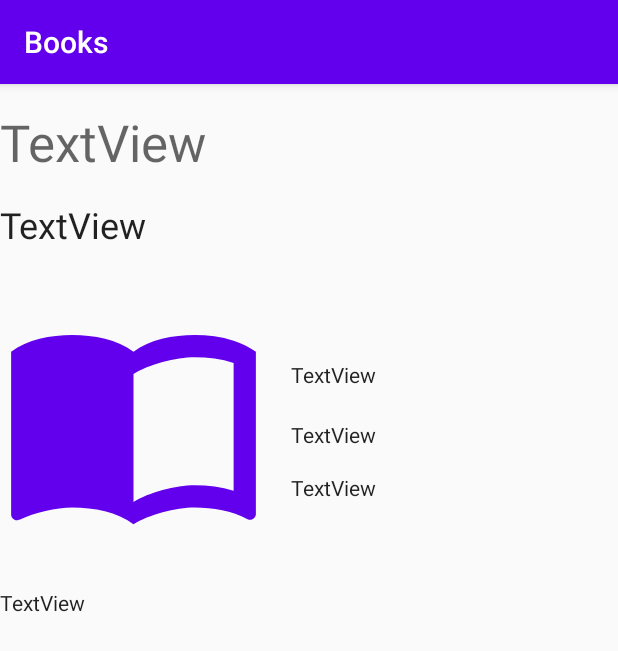
After one commit to davadeola/AndroidBooks, an Android app: the BookDetail screen opened directly, with no data from a screen before it, on a phone screen of 412 x 824 dp. The commit adds this screen. Shown: the top 651 px of the screen. Run offline under Robolectric (Android 15) with nearby library versions, the phone set to English and light mode, and no system bars.

Commit message:
Added Parceable class to allow transfer of objects

```diff
--- a/app/src/main/AndroidManifest.xml
+++ b/app/src/main/AndroidManifest.xml
@@ -2,7 +2,7 @@
 <manifest xmlns:android="http://schemas.android.com/apk/res/android"
     package="com.example.books">
 
-    <uses-permission android:name="android.permission.INTERNET"/>
+    <uses-permission android:name="android.permission.INTERNET" />
 
     <application
         android:allowBackup="true"
@@ -11,6 +11,7 @@
         android:roundIcon="@mipmap/ic_launcher_round"
         android:supportsRtl="true"
         android:theme="@style/AppTheme">
+        <activity android:name=".BookDetail"></activity>
         <activity android:name=".MainActivity">
             <intent-filter>
                 <action android:name="android.intent.action.MAIN" />
--- a/app/src/main/java/com/example/books/Book.java
+++ b/app/src/main/java/com/example/books/Book.java
@@ -1,6 +1,9 @@
 package com.example.books;
 
-public class Book {
+import android.os.Parcel;
+import android.os.Parcelable;
+
+public class Book implements Parcelable {
     public String id;
     public String title;
     public String subTitle;
@@ -16,6 +19,28 @@ public class Book {
         this.publisher = publisher;
         this.publishedDate = publishedDate;
     }
+
+    //parceable implementation
+    protected Book(Parcel in) {
+        id = in.readString();
+        title = in.readString();
+        subTitle = in.readString();
+        authors = in.createStringArray();
+        publisher = in.readString();
+        publishedDate = in.readString();
+    }
+
+    public static final Creator<Book> CREATOR = new Creator<Book>() {
+        @Override
+        public Book createFromParcel(Parcel in) {
+            return new Book(in);
+        }
+
+        @Override
+        public Book[] newArray(int size) {
+            return new Book[size];
+        }
+    };
 
     public String getId() {
         return id;
@@ -42,4 +67,18 @@ public class Book {
     }
 
 
+    @Override
+    public int describeContents() {
+        return 0;
+    }
+
+    @Override
+    public void writeToParcel(Parcel dest, int flags) {
+        dest.writeString(id);
+        dest.writeString(title);
+        dest.writeString(subTitle);
+        dest.writeStringArray(authors);
+        dest.writeString(publisher);
+        dest.writeString(publishedDate);
+    }
 }
--- /dev/null
+++ b/app/src/main/java/com/example/books/BookDetail.java
@@ -0,0 +1,17 @@
+package com.example.books;
+
+import androidx.appcompat.app.AppCompatActivity;
+
+import android.os.Bundle;
+
+public class BookDetail extends AppCompatActivity {
+
+    @Override
+    protected void onCreate(Bundle savedInstanceState) {
+        super.onCreate(savedInstanceState);
+        setContentView(R.layout.activity_book_detail);
+
+        Book book = getIntent().getParcelableExtra("Book");
+
+    }
+}
--- a/app/src/main/java/com/example/books/BooksAdapter.java
+++ b/app/src/main/java/com/example/books/BooksAdapter.java
@@ -1,6 +1,7 @@
 package com.example.books;
 
 import android.content.Context;
+import android.content.Intent;
 import android.view.LayoutInflater;
 import android.view.View;
 import android.view.ViewGroup;
@@ -41,7 +42,7 @@ public class BooksAdapter extends RecyclerView.Adapter<BooksAdapter.BookViewHold
         return books.size();
     }
 
-    public class BookViewHolder extends RecyclerView.ViewHolder{
+    public class BookViewHolder extends RecyclerView.ViewHolder implements View.OnClickListener{
         TextView tvTitle;TextView tvAuthors;TextView tvDate;TextView tvPublisher;
 
         public BookViewHolder(@NonNull View itemView) {
@@ -51,6 +52,8 @@ public class BooksAdapter extends RecyclerView.Adapter<BooksAdapter.BookViewHold
             tvAuthors = itemView.findViewById(R.id.tvAuthors);
             tvDate = itemView.findViewById(R.id.tvPublishDate);
             tvPublisher = itemView.findViewById(R.id.tvPublisher);
+
+            itemView.setOnClickListener(this);
         }
 
         public void bind(Book book){
@@ -71,5 +74,16 @@ public class BooksAdapter extends RecyclerView.Adapter<BooksAdapter.BookViewHold
         }
 
 
+        @Override
+        public void onClick(View v) {
+            int position = getAdapterPosition();
+
+            Book selectedBook = books.get(position);
+
+            Intent intent = new Intent(v.getContext(), BookDetail.class);
+            intent.putExtra("Book", selectedBook);
+
+            v.getContext().startActivity(intent);
+        }
     }
 }
--- a/app/src/main/java/com/example/books/MainActivity.java
+++ b/app/src/main/java/com/example/books/MainActivity.java
@@ -98,7 +98,7 @@ public class MainActivity extends AppCompatActivity implements SearchView.OnQuer
 //            }else{
 //
 //            }
-
+//
             ArrayList<Book> books = ApiUtil.getBooksFromJson(result);
            BooksAdapter adapter = new BooksAdapter(books);
            rvBooks.setAdapter(adapter);
--- /dev/null
+++ b/app/src/main/res/layout/activity_book_detail.xml
@@ -0,0 +1,85 @@
+<?xml version="1.0" encoding="utf-8"?>
+<androidx.constraintlayout.widget.ConstraintLayout xmlns:android="http://schemas.android.com/apk/res/android"
+    xmlns:app="http://schemas.android.com/apk/res-auto"
+    xmlns:tools="http://schemas.android.com/tools"
+    android:layout_width="match_parent"
+    android:layout_height="match_parent"
+    tools:context=".BookDetail">
+
+    <ImageView
+        android:id="@+id/imgCover"
+        android:layout_width="178dp"
+        android:layout_height="226dp"
+        app:layout_constraintStart_toStartOf="parent"
+        app:layout_constraintTop_toBottomOf="@+id/tvSubtitle"
+        app:srcCompat="@drawable/book_open" />
+
+    <TextView
+        android:id="@+id/tvTitle"
+        android:layout_width="0dp"
+        android:layout_height="wrap_content"
+        android:layout_marginTop="16dp"
+        android:text="TextView"
+        android:textAppearance="@style/TextAppearance.AppCompat.Display1"
+        app:layout_constraintEnd_toEndOf="parent"
+        app:layout_constraintStart_toStartOf="parent"
+        app:layout_constraintTop_toTopOf="parent" />
+
+    <TextView
+        android:id="@+id/tvSubtitle"
+        android:layout_width="0dp"
+        android:layout_height="wrap_content"
+        android:layout_marginTop="16dp"
+        android:text="TextView"
+        android:textAppearance="@style/TextAppearance.AppCompat.Headline"
+        app:layout_constraintEnd_toEndOf="parent"
+        app:layout_constraintStart_toStartOf="parent"
+        app:layout_constraintTop_toBottomOf="@+id/tvTitle" />
+
+    <TextView
+        android:id="@+id/tvAuthors"
+        android:layout_width="0dp"
+        android:layout_height="24dp"
+        android:layout_marginStart="16dp"
+        android:layout_marginTop="16dp"
+        android:text="TextView"
+        android:textAppearance="@style/TextAppearance.AppCompat.Body1"
+        app:layout_constraintBottom_toTopOf="@+id/tvPublisher"
+        app:layout_constraintStart_toEndOf="@+id/imgCover"
+        app:layout_constraintTop_toBottomOf="@+id/tvSubtitle"
+        app:layout_constraintVertical_chainStyle="packed" />
+
+    <TextView
+        android:id="@+id/tvPublisher"
+        android:layout_width="0dp"
+        android:layout_height="wrap_content"
+        android:layout_marginStart="16dp"
+        android:layout_marginTop="16dp"
+        android:text="TextView"
+        android:textAppearance="@style/TextAppearance.AppCompat.Body1"
+        app:layout_constraintBottom_toTopOf="@+id/tvPublishedDate"
+        app:layout_constraintStart_toEndOf="@+id/imgCover"
+        app:layout_constraintTop_toBottomOf="@+id/tvAuthors" />
+
+    <TextView
+        android:id="@+id/tvPublishedDate"
+        android:layout_width="0dp"
+        android:layout_height="wrap_content"
+        android:layout_marginStart="16dp"
+        android:layout_marginTop="16dp"
+        android:text="TextView"
+        android:textAppearance="@style/TextAppearance.AppCompat.Body1"
+        app:layout_constraintBottom_toTopOf="@+id/textView6"
+        app:layout_constraintStart_toEndOf="@+id/imgCover"
+        app:layout_constraintTop_toBottomOf="@+id/tvPublisher" />
+
+    <TextView
+        android:id="@+id/textView6"
+        android:layout_width="0dp"
+        android:layout_height="wrap_content"
+        android:text="TextView"
+        android:textAppearance="@style/TextAppearance.AppCompat.Body1"
+        app:layout_constraintEnd_toEndOf="parent"
+        app:layout_constraintStart_toStartOf="parent"
+        app:layout_constraintTop_toBottomOf="@+id/imgCover" />
+</androidx.constraintlayout.widget.ConstraintLayout>
```
